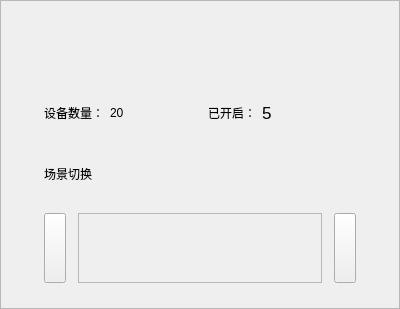
Above: roomcard.ui from breaveSun/central_control before the change. Below: the same form after it.
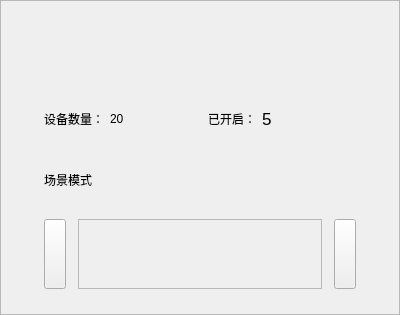
That is the form after the change. Custom widgets are drawn as their Qt base class.

Commit message: 小部分的样式调整+虚拟键盘烂尾+空间模式切换

```diff
--- a/roomcard.ui
+++ b/roomcard.ui
@@ -7,7 +7,7 @@
     <x>0</x>
     <y>0</y>
     <width>400</width>
-    <height>300</height>
+    <height>315</height>
    </rect>
   </property>
   <property name="sizePolicy">
@@ -287,7 +287,7 @@
          <item>
           <widget class="QLabel" name="label_3">
            <property name="text">
-            <string>场景切换</string>
+            <string>场景模式</string>
            </property>
           </widget>
          </item>
```
Left out of the diff: 10 changed lines with no effect on the pictures. The commit also changes 32 other files.
